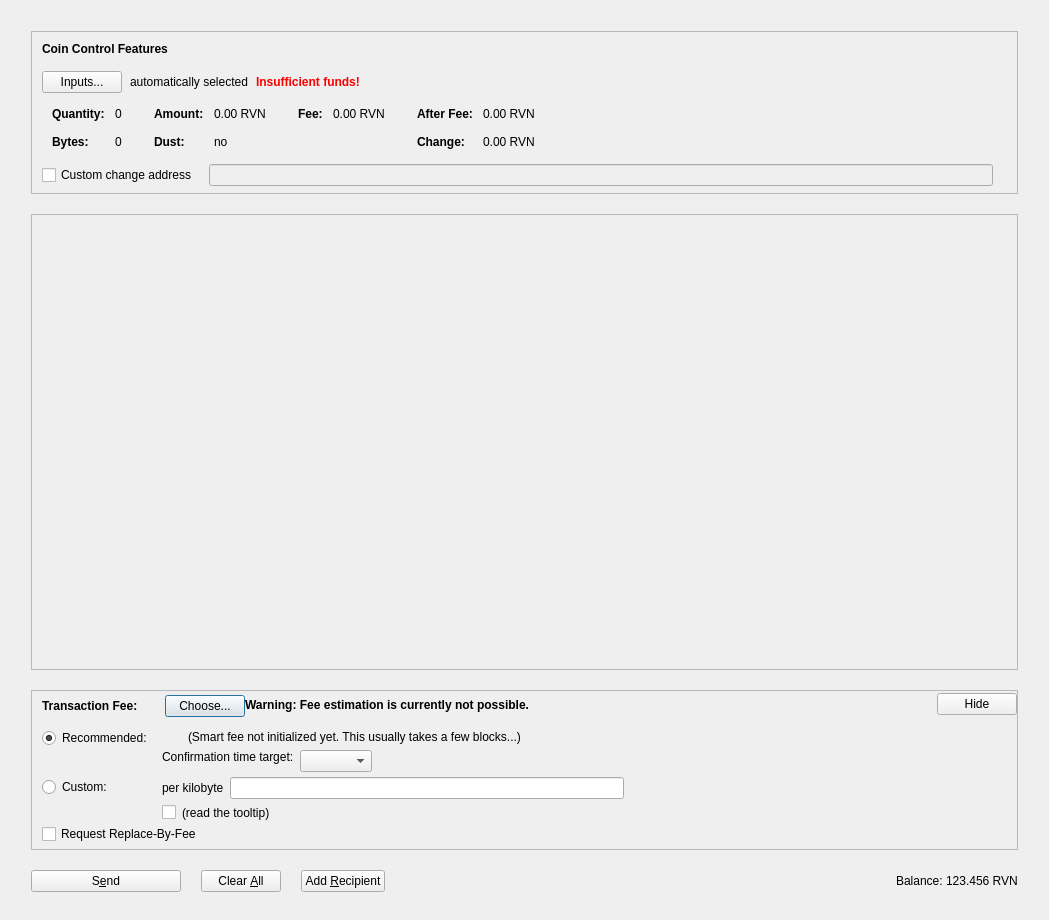
Above: src/qt/forms/sendcoinsdialog.ui from m1126503-spec/MOG-Core before the change. Below: the same form after it.
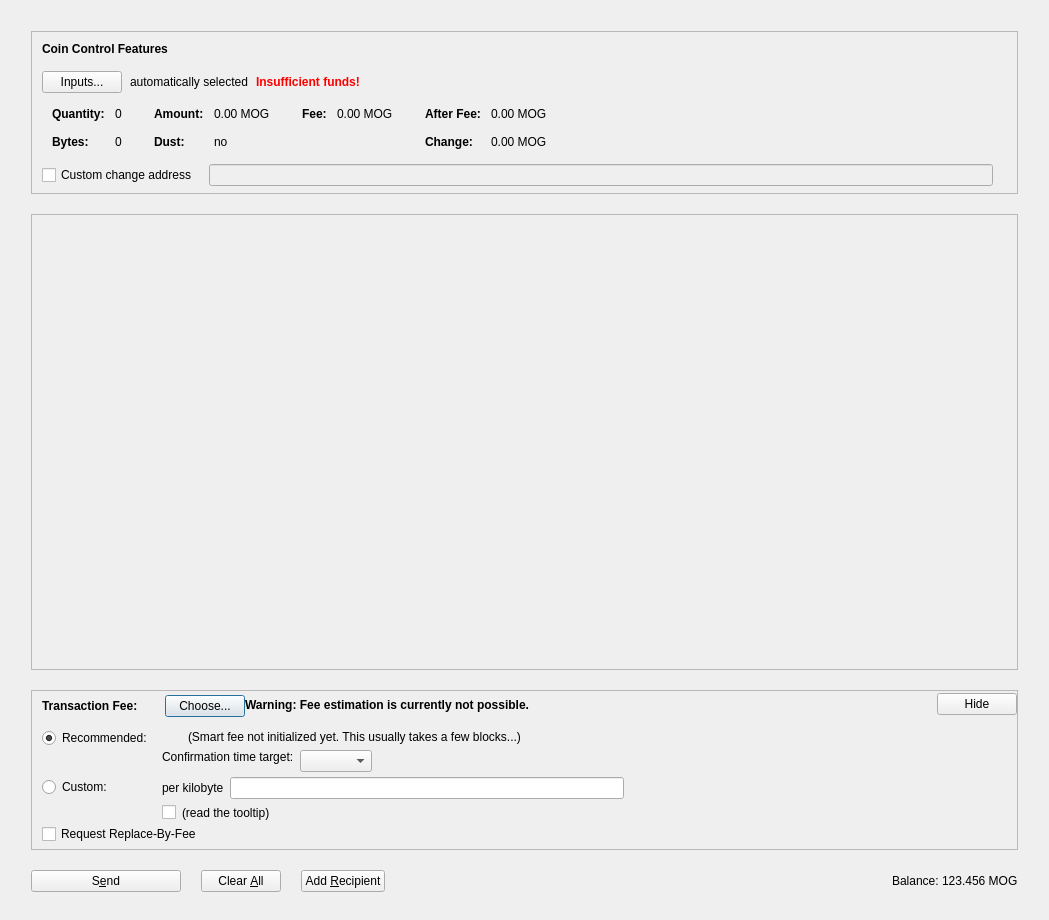
That is the form after the change. Icons and pictures are not drawn. Custom widgets are drawn as their Qt base class.

The edit to the form file:
```diff
--- a/src/qt/forms/sendcoinsdialog.ui
+++ b/src/qt/forms/sendcoinsdialog.ui
@@ -341,7 +341,7 @@
                     <enum>Qt::ActionsContextMenu</enum>
                    </property>
                    <property name="text">
-                    <string notr="true">0.00 RVN</string>
+                    <string notr="true">0.00 MOG</string>
                    </property>
                    <property name="textInteractionFlags">
                     <set>Qt::LinksAccessibleByMouse|Qt::TextSelectableByKeyboard|Qt::TextSelectableByMouse</set>
@@ -421,7 +421,7 @@
                     <enum>Qt::ActionsContextMenu</enum>
                    </property>
                    <property name="text">
-                    <string notr="true">0.00 RVN</string>
+                    <string notr="true">0.00 MOG</string>
                    </property>
                    <property name="textInteractionFlags">
                     <set>Qt::LinksAccessibleByMouse|Qt::TextSelectableByKeyboard|Qt::TextSelectableByMouse</set>
@@ -472,7 +472,7 @@
                     <enum>Qt::ActionsContextMenu</enum>
                    </property>
                    <property name="text">
-                    <string notr="true">0.00 RVN</string>
+                    <string notr="true">0.00 MOG</string>
                    </property>
                    <property name="textInteractionFlags">
                     <set>Qt::LinksAccessibleByMouse|Qt::TextSelectableByKeyboard|Qt::TextSelectableByMouse</set>
@@ -501,7 +501,7 @@
                     <enum>Qt::ActionsContextMenu</enum>
                    </property>
                    <property name="text">
-                    <string notr="true">0.00 RVN</string>
+                    <string notr="true">0.00 MOG</string>
                    </property>
                    <property name="textInteractionFlags">
                     <set>Qt::LinksAccessibleByMouse|Qt::TextSelectableByKeyboard|Qt::TextSelectableByMouse</set>
@@ -1267,7 +1267,7 @@
             <cursorShape>IBeamCursor</cursorShape>
            </property>
            <property name="text">
-            <string notr="true">123.456 RVN</string>
+            <string notr="true">123.456 MOG</string>
            </property>
            <property name="textInteractionFlags">
             <set>Qt::LinksAccessibleByMouse|Qt::TextSelectableByKeyboard|Qt::TextSelectableByMouse</set>
```
Left out of the diff: 4 changed lines with no effect on the pictures.
